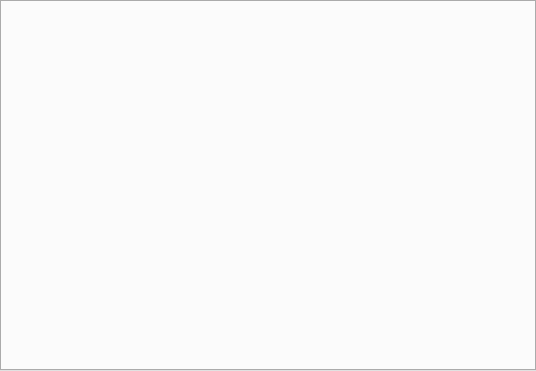
labscript-suite/lyse, file lyse/subprocess_window.ui: the form before one commit.
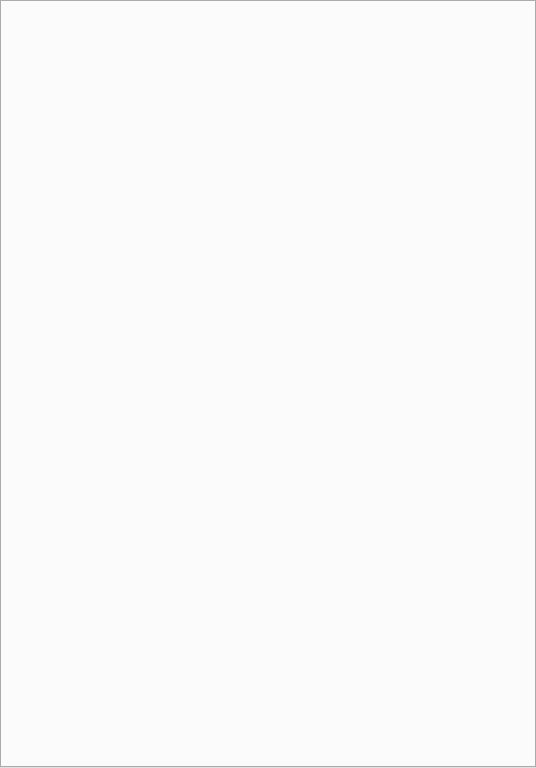
The form after the commit. Icons and pictures are not drawn.

Commit message: Minimum size hints

```diff
--- a/lyse/subprocess_window.ui
+++ b/lyse/subprocess_window.ui
@@ -7,7 +7,7 @@
     <x>0</x>
     <y>0</y>
     <width>536</width>
-    <height>371</height>
+    <height>768</height>
    </rect>
   </property>
   <property name="windowTitle">
```
The commit also changes 1 other file.
